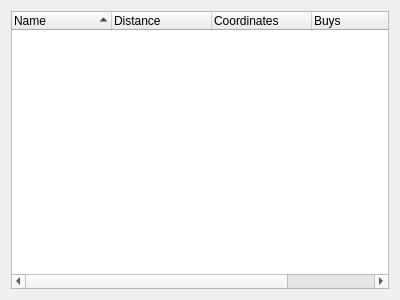
cre4ture/minutor-1, file searchresultwidget.ui: the form before one commit.
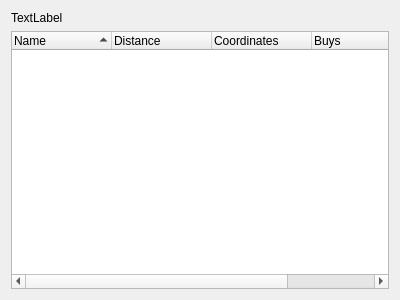
The form after the commit.

Commit message: add location of search info label and fix correct Y corrdinate problem

Diff of the .ui file:
```diff
--- a/searchresultwidget.ui
+++ b/searchresultwidget.ui
@@ -14,6 +14,13 @@
    <string>Form</string>
   </property>
   <layout class="QVBoxLayout" name="verticalLayout">
+   <item>
+    <widget class="QLabel" name="lbl_location">
+     <property name="text">
+      <string>TextLabel</string>
+     </property>
+    </widget>
+   </item>
    <item>
     <widget class="QTreeWidget" name="treeWidget">
      <property name="sortingEnabled">
```
The commit also changes 2 other files.
